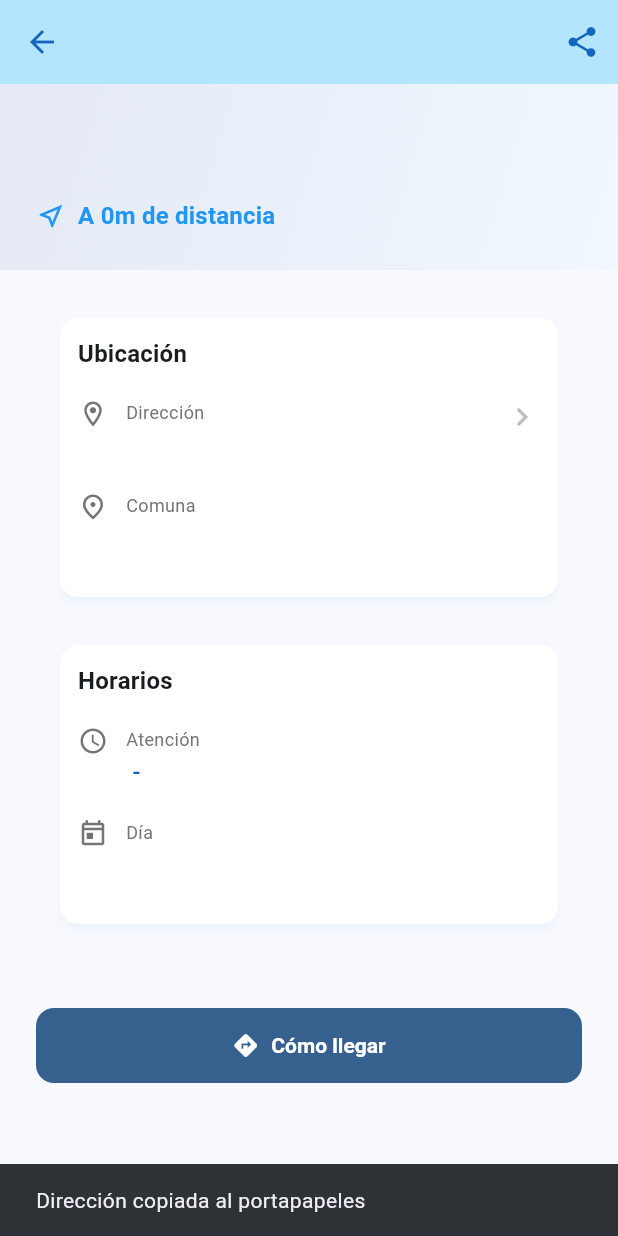
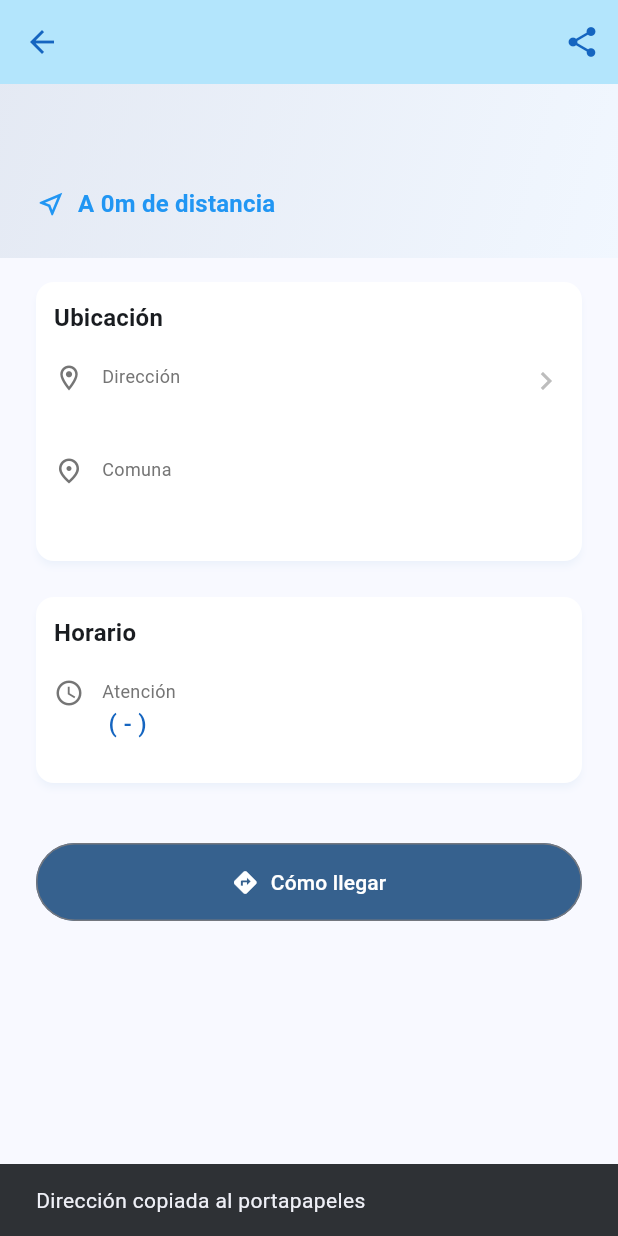
Before and after one commit to lriverd/farmaciapp, a Flutter app: the FarmaciaDetailScreen screen opened directly with empty values, after a tap on the "share" icon, on a phone screen of 412 x 824 dp. Run offline on Flutter 3.47's test engine with Material 3 defaults, Android fonts, the phone set to English and light mode, and no system bars; our stand-ins replace firebase_analytics, firebase_core, firebase_crashlytics, geolocator, google_mobile_ads, package_info_plus and 1 more; accounts and stored records are empty; network calls fail.

Commit message:
mejoras de estilos

```diff
--- a/lib/screens/farmacia_detail_screen.dart
+++ b/lib/screens/farmacia_detail_screen.dart
@@ -123,7 +123,7 @@ class _FarmaciaDetailScreenState extends State<FarmaciaDetailScreen> {
                         ),
                     ],
                   ),
-                  const SizedBox(height: 16),
+                  const SizedBox(height: 8),
                   Row(
                     children: [
                       Icon(
@@ -147,7 +147,7 @@ class _FarmaciaDetailScreenState extends State<FarmaciaDetailScreen> {
 
             // Información de contacto y ubicación
             Padding(
-              padding: const EdgeInsets.all(24),
+              padding: const EdgeInsets.all(8),
               child: Column(
                 children: [
                   _buildInfoCard(
@@ -168,31 +168,26 @@ class _FarmaciaDetailScreenState extends State<FarmaciaDetailScreen> {
                     ],
                   ),
 
-                  const SizedBox(height: 16),
+                  const SizedBox(height: 8),
 
                   _buildInfoCard(
                     context,
-                    'Horarios',
+                    'Horario',
                     [
                       if (widget.farmaciaConDistancia.esDeTurno)
                         _buildInfoRow(
                           Icons.access_time,
-                          'Estado',
+                          'En turno',
                           'Abierta 24 horas',
                           textColor: AppTheme.accentColor,
-                        )
-                      else ...[
+                        ),
+
                         _buildInfoRow(
                           Icons.schedule,
                           'Atención',
-                          '${_formatTime(farmacia.funcionamientoHoraApertura)} - ${_formatTime(farmacia.funcionamientoHoraCierre)}',
+                          '${_capitalizarPrimeraLetra(farmacia.funcionamientoDia)} (${_formatTime(farmacia.funcionamientoHoraApertura)} - ${_formatTime(farmacia.funcionamientoHoraCierre)})',
                         ),
-                      ],
-                      _buildInfoRow(
-                        Icons.today_outlined,
-                        'Día',
-                        _capitalizarPrimeraLetra(farmacia.funcionamientoDia),
-                      ),
+
                     ],
                   ),
                 ],
@@ -205,11 +200,11 @@ class _FarmaciaDetailScreenState extends State<FarmaciaDetailScreen> {
               child: Column(
                 crossAxisAlignment: CrossAxisAlignment.stretch,
                 children: [
-                  ElevatedButton.icon(
+                  OutlinedButton.icon(
                     onPressed: () => _abrirEnGoogleMaps(),
                     icon: const Icon(Icons.directions),
                     label: const Text('Cómo llegar'),
-                    style: ElevatedButton.styleFrom(
+                    style: OutlinedButton.styleFrom(
                       backgroundColor: Theme.of(context).colorScheme.primary,
                       foregroundColor: Colors.white,
                       padding: const EdgeInsets.symmetric(vertical: 16),
@@ -404,8 +399,7 @@ ${farmacia.comunaNombre}
 
 ${widget.farmaciaConDistancia.esDeTurno ? 'Farmacia de turno - Abierta 24 horas' : 'Horario: ${_formatTime(farmacia.funcionamientoHoraApertura)} - ${_formatTime(farmacia.funcionamientoHoraCierre)}'}
 
-Distancia: ${widget.farmaciaConDistancia.distanciaFormateada}
-${farmacia.localTelefono.isNotEmpty ? 'Teléfono: ${farmacia.localTelefono}' : ''}
+${_isValidPhoneNumber(farmacia.localTelefono) ? 'Teléfono: ${farmacia.localTelefono}' : ''}
 
 Ubicación: https://maps.google.com/?q=${farmacia.localLat},${farmacia.localLng}
 ''';
--- a/lib/screens/farmacia_list_screen.dart
+++ b/lib/screens/farmacia_list_screen.dart
@@ -139,7 +139,7 @@ class _FarmaciaListScreenState extends State<FarmaciaListScreen> {
 
     return Scaffold(
       backgroundColor: themeService.isDarkMode
-          ? Color(0xFF1A237E)
+          ? Colors.grey.shade900
           : Colors.grey.shade50,
       appBar: AppBar(
         title: const Text('Farmacias Cercanas'),
--- a/lib/screens/home_screen.dart
+++ b/lib/screens/home_screen.dart
@@ -93,7 +93,7 @@ class _HomeScreenState extends State<HomeScreen> {
             children: [
               SingleChildScrollView(
                 child: Padding(
-                  padding: const EdgeInsets.all(24),
+                  padding: const EdgeInsets.fromLTRB(8, 24, 8, 24),
                   child: Column(
                     mainAxisSize: MainAxisSize.min,
                     crossAxisAlignment: CrossAxisAlignment.stretch,
@@ -110,7 +110,7 @@ class _HomeScreenState extends State<HomeScreen> {
                       const SizedBox(height: 12),
                       Text(
                         'Encuentra farmacias cercanas a ti',
-                        style: Theme.of(context).textTheme.headlineSmall
+                        style: Theme.of(context).textTheme.headlineMedium
                             ?.copyWith(
                               fontWeight: FontWeight.bold,
                               color: isDarkMode ? Colors.white : null,
@@ -205,7 +205,7 @@ class _HomeScreenState extends State<HomeScreen> {
                                     });
                                   },
                                 ),
-                                const SizedBox(height: 20),
+                                const SizedBox(height: 8),
                               ],
                             ],
                           ),
--- a/lib/widgets/farmacia_card.dart
+++ b/lib/widgets/farmacia_card.dart
@@ -38,7 +38,7 @@ class FarmaciaCard extends StatelessWidget {
                       farmacia.localNombre,
                       style: Theme.of(context).textTheme.titleMedium?.copyWith(
                         fontWeight: FontWeight.w600,
-                        color: AppTheme.accentColor,
+                        color: Theme.of(context).colorScheme.primary,
                       ),
                     ),
                   ),
--- a/pubspec.yaml
+++ b/pubspec.yaml
@@ -16,7 +16,7 @@ publish_to: 'none' # Remove this line if you wish to publish to pub.dev
 # https://developer.apple.com/library/archive/documentation/General/Reference/InfoPlistKeyReference/Articles/CoreFoundationKeys.html
 # In Windows, build-name is used as the major, minor, and patch parts
 # of the product and file versions while build-number is used as the build suffix.
-version: 1.0.2+6
+version: 1.0.3+7
 
 environment:
   sdk: ^3.9.2
```
